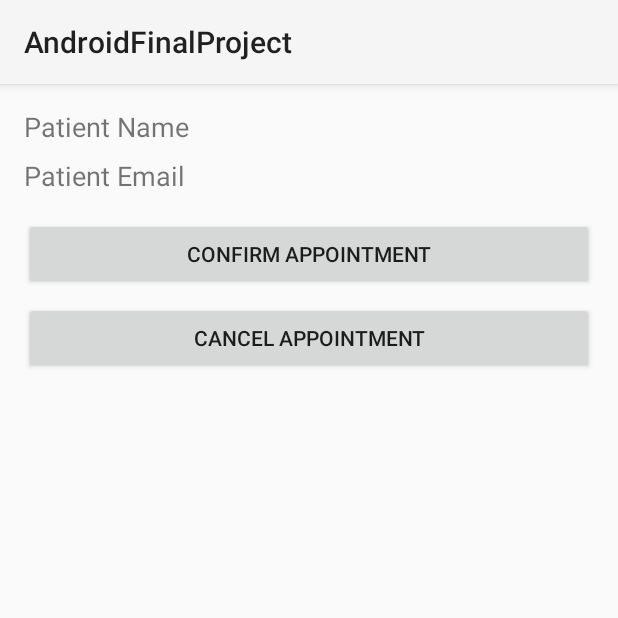
After one commit to Barsha-RokaMagar/AndroidFinalProject, an Android app: the PatientDetailsPage screen opened directly, with no data from a screen before it, on a phone screen of 412 x 824 dp, the top half of it. The commit adds this screen. Run offline under Robolectric (Android 15) with nearby library versions, the phone set to English and light mode, and no system bars; our stand-ins replace Firebase (no records; nobody signed in at launch, a user with empty details on screens opened directly); 1 statement that could not run was skipped.

Commit message:
created new page for patients details

```diff
--- a/app/src/main/AndroidManifest.xml
+++ b/app/src/main/AndroidManifest.xml
@@ -14,6 +14,9 @@
         android:supportsRtl="true"
         android:theme="@style/Theme.AndroidFinalProject"
         tools:targetApi="31">
+        <activity
+            android:name=".PatientDetailsPage"
+            android:exported="false" />
         <activity
             android:name=".DentistPage"
             android:exported="false" />
--- /dev/null
+++ b/app/src/main/java/com/example/androidfinalproject/PatientDetailsPage.java
@@ -0,0 +1,105 @@
+package com.example.androidfinalproject;
+
+import android.os.Bundle;
+import android.util.Log;
+import android.widget.Button;
+import android.widget.TextView;
+import android.widget.Toast;
+
+import androidx.annotation.NonNull;
+import androidx.appcompat.app.AppCompatActivity;
+
+import com.google.firebase.database.DatabaseReference;
+import com.google.firebase.database.FirebaseDatabase;
+import com.google.firebase.database.ValueEventListener;
+import com.google.firebase.database.DataSnapshot;
+import com.google.firebase.database.DatabaseError;
+
+public class PatientDetailsPage extends AppCompatActivity {
+
+    private static final String TAG = "PatientDetailActivity";
+
+    private TextView patientName, patientEmail;
+    private Button confirmButton, cancelButton;
+
+    private DatabaseReference usersRef, appointmentRef;
+    private String patientId, appointmentId;
+
+    @Override
+    protected void onCreate(Bundle savedInstanceState) {
+        super.onCreate(savedInstanceState);
+        setContentView(R.layout.activity_patient_details_page);
+
+        // Initialize Firebase Database references
+        usersRef = FirebaseDatabase.getInstance().getReference().child("users");
+        appointmentRef = FirebaseDatabase.getInstance().getReference().child("appointments");
+
+        // Initialize views
+        patientName = findViewById(R.id.patientName);
+        patientEmail = findViewById(R.id.patientEmail);
+        confirmButton = findViewById(R.id.confirmButton);
+        cancelButton = findViewById(R.id.cancelButton);
+
+        // Get patientId from intent
+        patientId = getIntent().getStringExtra("patientId");
+        appointmentId = getIntent().getStringExtra("appointmentId");
+
+        if (patientId == null || appointmentId == null) {
+            Toast.makeText(this, "No patient data available", Toast.LENGTH_SHORT).show();
+            finish();
+            return;
+        }
+
+        // Load patient details
+        loadPatientDetails();
+
+        // Set up button listeners
+        confirmButton.setOnClickListener(v -> confirmAppointment());
+        cancelButton.setOnClickListener(v -> cancelAppointment());
+    }
+
+    private void loadPatientDetails() {
+        usersRef.child(patientId).addValueEventListener(new ValueEventListener() {
+            @Override
+            public void onDataChange(@NonNull DataSnapshot dataSnapshot) {
+                String name = dataSnapshot.child("name").getValue(String.class);
+                String email = dataSnapshot.child("email").getValue(String.class);
+
+                if (name != null && email != null) {
+                    patientName.setText("Name: " + name);
+                    patientEmail.setText("Email: " + email);
+                } else {
+                    Toast.makeText(PatientDetailsPage.this, "Failed to load patient details", Toast.LENGTH_SHORT).show();
+                }
+            }
+
+            @Override
+            public void onCancelled(@NonNull DatabaseError databaseError) {
+                Log.e(TAG, "Failed to load patient details", databaseError.toException());
+                Toast.makeText(PatientDetailsPage.this, "Failed to load patient details", Toast.LENGTH_SHORT).show();
+            }
+        });
+    }
+
+    private void confirmAppointment() {
+        appointmentRef.child(appointmentId).child("status").setValue("Confirmed").addOnCompleteListener(task -> {
+            if (task.isSuccessful()) {
+                Toast.makeText(PatientDetailsPage.this, "Appointment confirmed", Toast.LENGTH_SHORT).show();
+                finish();
+            } else {
+                Toast.makeText(PatientDetailsPage.this, "Failed to confirm appointment", Toast.LENGTH_SHORT).show();
+            }
+        });
+    }
+
+    private void cancelAppointment() {
+        appointmentRef.child(appointmentId).removeValue().addOnCompleteListener(task -> {
+            if (task.isSuccessful()) {
+                Toast.makeText(PatientDetailsPage.this, "Appointment cancelled", Toast.LENGTH_SHORT).show();
+                finish();
+            } else {
+                Toast.makeText(PatientDetailsPage.this, "Failed to cancel appointment", Toast.LENGTH_SHORT).show();
+            }
+        });
+    }
+}
--- a/app/src/main/res/layout/activity_doctors_page.xml
+++ b/app/src/main/res/layout/activity_doctors_page.xml
@@ -188,13 +188,13 @@
                 android:padding="8dp" />
         </TableRow>
 
-        <!-- Placeholder for appointment rows. These rows will be added programmatically -->
+
 
     </TableLayout>
 
     <Button
         android:id="@+id/logoutButton"
-        android:layout_width="wrap_content"
+        android:layout_width="match_parent"
         android:layout_height="wrap_content"
         android:layout_gravity="center_horizontal|bottom"
         android:layout_marginBottom="16dp"
--- /dev/null
+++ b/app/src/main/res/layout/activity_patient_details_page.xml
@@ -0,0 +1,36 @@
+<?xml version="1.0" encoding="utf-8"?>
+<LinearLayout xmlns:android="http://schemas.android.com/apk/res/android"
+    android:layout_width="match_parent"
+    android:layout_height="match_parent"
+    android:orientation="vertical"
+    android:padding="16dp">
+
+    <TextView
+        android:id="@+id/patientName"
+        android:layout_width="wrap_content"
+        android:layout_height="wrap_content"
+        android:textSize="18sp"
+        android:text="Patient Name" />
+
+    <TextView
+        android:id="@+id/patientEmail"
+        android:layout_width="wrap_content"
+        android:layout_height="wrap_content"
+        android:layout_marginTop="8dp"
+        android:textSize="18sp"
+        android:text="Patient Email" />
+
+    <Button
+        android:id="@+id/confirmButton"
+        android:layout_width="match_parent"
+        android:layout_height="wrap_content"
+        android:layout_marginTop="16dp"
+        android:text="Confirm Appointment" />
+
+    <Button
+        android:id="@+id/cancelButton"
+        android:layout_width="match_parent"
+        android:layout_height="wrap_content"
+        android:layout_marginTop="8dp"
+        android:text="Cancel Appointment" />
+</LinearLayout>
```
